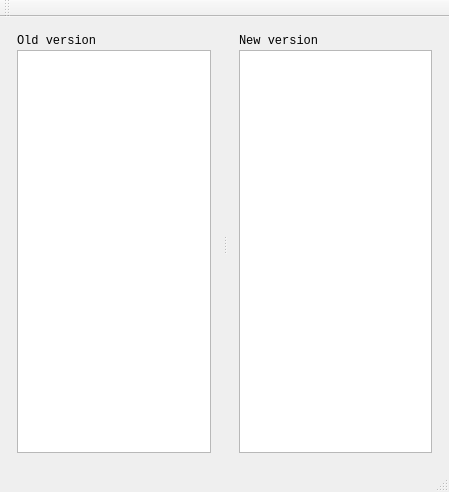
Old version of the form tools/gdiff/zsdiff.ui in the repository xaizek/zograscope.
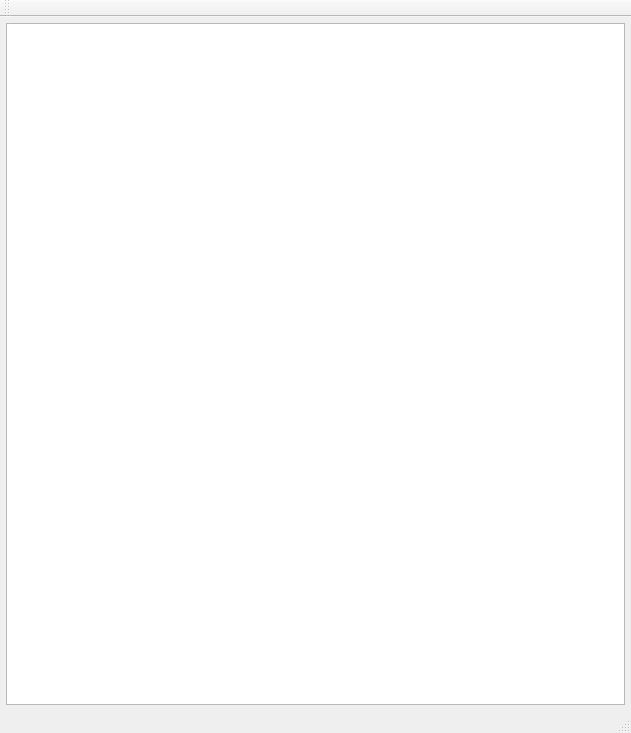
New version of the form. The open tabs and pages were chosen to show the change. Custom widgets are drawn as their Qt base class.

Commit message: Add builtin help on F1

Patch:
```diff
--- a/tools/gdiff/zsdiff.ui
+++ b/tools/gdiff/zsdiff.ui
@@ -6,8 +6,8 @@
    <rect>
     <x>0</x>
     <y>0</y>
-    <width>449</width>
-    <height>492</height>
+    <width>631</width>
+    <height>733</height>
    </rect>
   </property>
   <property name="windowTitle">
@@ -39,6 +39,25 @@
      <number>6</number>
     </property>
     <item row="0" column="0">
+     <widget class="QStackedWidget" name="stackedWidget">
+      <property name="currentIndex">
+       <number>0</number>
+      </property>
+      <widget class="QWidget" name="page">
+       <layout class="QGridLayout" name="gridLayout_2">
+        <property name="leftMargin">
+         <number>0</number>
+        </property>
+        <property name="topMargin">
+         <number>0</number>
+        </property>
+        <property name="rightMargin">
+         <number>0</number>
+        </property>
+        <property name="bottomMargin">
+         <number>0</number>
+        </property>
+        <item row="0" column="0">
      <widget class="QSplitter" name="splitter">
       <property name="orientation">
        <enum>Qt::Horizontal</enum>
@@ -101,6 +120,37 @@
     </item>
    </layout>
   </widget>
+      <widget class="QWidget" name="page_2">
+       <layout class="QGridLayout" name="gridLayout_3">
+        <property name="leftMargin">
+         <number>0</number>
+        </property>
+        <property name="topMargin">
+         <number>0</number>
+        </property>
+        <property name="rightMargin">
+         <number>0</number>
+        </property>
+        <property name="bottomMargin">
+         <number>0</number>
+        </property>
+        <item row="0" column="0">
+         <widget class="QTextBrowser" name="helpTextBrowser">
+          <property name="html">
+           <string>&lt;!DOCTYPE HTML PUBLIC &quot;-//W3C//DTD HTML 4.0//EN&quot; &quot;http://www.w3.org/TR/REC-html40/strict.dtd&quot;&gt;
+&lt;html&gt;&lt;head&gt;&lt;meta name=&quot;qrichtext&quot; content=&quot;1&quot; /&gt;&lt;style type=&quot;text/css&quot;&gt;
+p, li { white-space: pre-wrap; }
+&lt;/style&gt;&lt;/head&gt;&lt;body style=&quot; font-family:'Liberation Mono'; font-size:9pt; font-weight:400; font-style:normal;&quot;&gt;
+&lt;p style=&quot;-qt-paragraph-type:empty; margin-top:0px; margin-bottom:0px; margin-left:0px; margin-right:0px; -qt-block-indent:0; text-indent:0px;&quot;&gt;&lt;br /&gt;&lt;/p&gt;&lt;/body&gt;&lt;/html&gt;</string>
+          </property>
+         </widget>
+        </item>
+       </layout>
+      </widget>
+     </widget>
+    </item>
+   </layout>
+  </widget>
   <widget class="QMenuBar" name="menuBar">
    <property name="geometry">
     <rect>
```
Left out of the diff: 5 changed lines with no effect on the pictures. Lines whose indentation alone changed are shown as unchanged. The commit also changes 5 other files.
